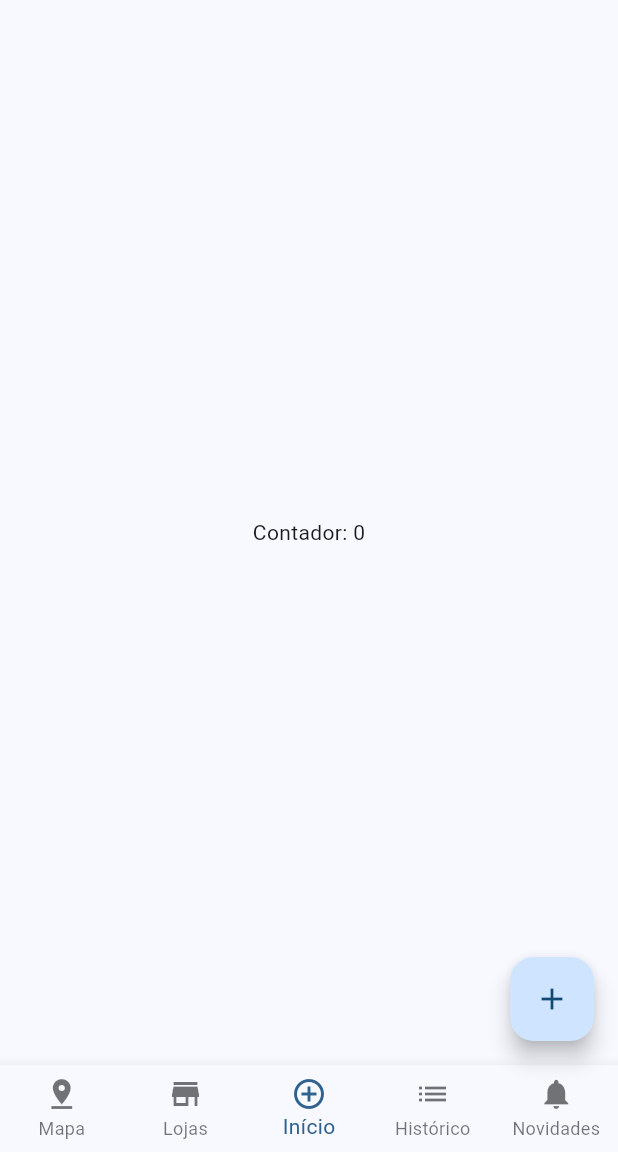
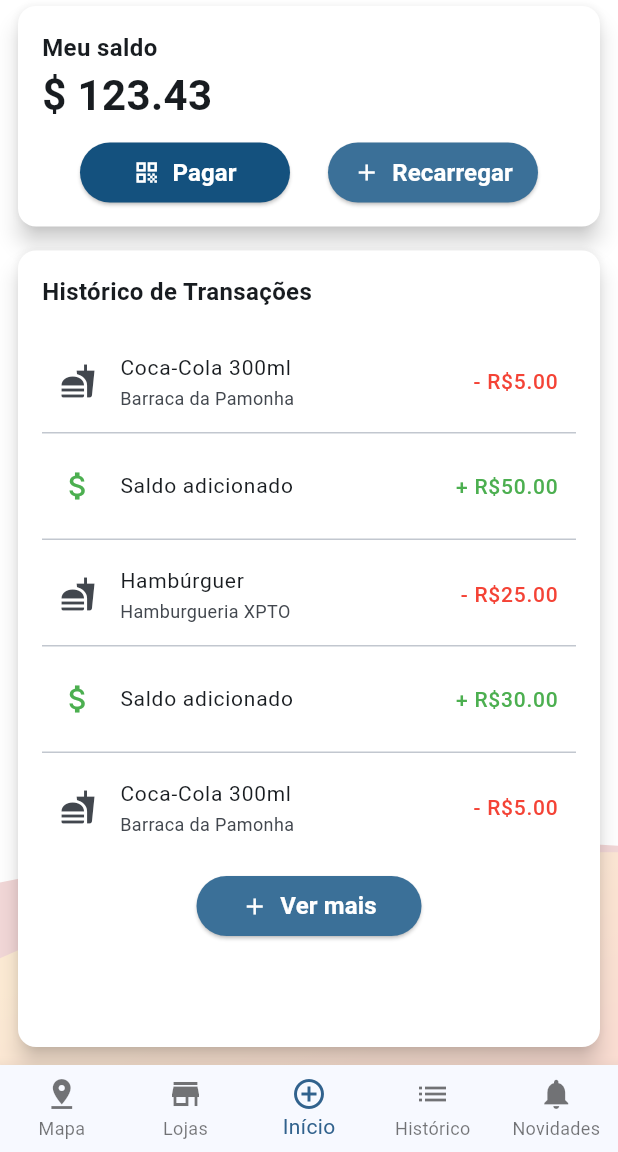
Before and after one commit to Grupo-3-5-Semestre-ADS/ParkWallet-mobile, a Flutter app: the HomePage screen opened by its route, on a phone screen of 412 x 824 dp, the part 84-1236 px from its top. Run offline on Flutter 3.47's test engine with Material 3 defaults, Android fonts, the light colour scheme and no system bars; our stand-ins replace flutter_secure_storage, flutter_svg, get; accounts and stored records are empty.

Commit message:
:rocket: adicionado widgets principais da tela de inicio

```diff
--- /dev/null
+++ b/lib/constants/input_formatters/currency_input_formatter.dart
@@ -0,0 +1,34 @@
+import 'package:flutter/services.dart';
+import 'package:intl/intl.dart';
+
+class CurrencyInputFormatter extends TextInputFormatter {
+  final NumberFormat formatter = NumberFormat.currency(
+    locale: 'pt_BR',
+    symbol: '',
+    decimalDigits: 2,
+  );
+
+  @override
+  TextEditingValue formatEditUpdate(
+      TextEditingValue oldValue,
+      TextEditingValue newValue,
+      ) {
+    String newText = newValue.text.replaceAll(RegExp(r'[^0-9]'), '');
+
+    if (newText.isEmpty) {
+      return TextEditingValue(
+        text: '',
+        selection: TextSelection.collapsed(offset: 0),
+      );
+    }
+
+    double value = double.parse(newText) / 100;
+
+    String newFormatted = formatter.format(value).trim();
+
+    return TextEditingValue(
+      text: newFormatted,
+      selection: TextSelection.collapsed(offset: newFormatted.length),
+    );
+  }
+}
--- /dev/null
+++ b/lib/data/models/transaction.dart
@@ -0,0 +1,15 @@
+class Transaction {
+  final String name;
+  final String vendor;
+  final double price;
+  final String? image;
+  final String operation; // "purchase" ou "recharge"
+
+  Transaction({
+    required this.name,
+    required this.vendor,
+    required this.price,
+    required this.operation,
+    this.image,
+  });
+}
--- a/lib/global/app_translations.dart
+++ b/lib/global/app_translations.dart
@@ -38,6 +38,16 @@ class AppTranslations extends Translations {
       'home': 'Início',
       'history': 'Histórico',
       'news': 'Novidades',
+
+      'added_balance': 'Saldo adicionado',
+      'my_balance': 'Meu saldo',
+      'pay': 'Pagar',
+      'recharge': 'Recarregar',
+      'transaction_history': 'Histórico de Transações',
+      'see_more': 'Ver mais',
+      'insert_amount': 'Insira um valor',
+      'valid_amount_warning': 'Insira um valor válido.',
+      'oops': 'Oops',
     },
     'en_US': {
       'hello': 'Hello!',
@@ -74,6 +84,16 @@ class AppTranslations extends Translations {
       'home': 'Home',
       'history': 'History',
       'news': 'News',
+
+      'added_balance': 'Added Balance',
+      'my_balance': 'My Balance',
+      'pay': 'Pay',
+      'recharge': 'Recharge',
+      'transaction_history': 'Transaction History',
+      'see_more': 'See More',
+      'insert_amount': 'Enter an amount',
+      'valid_amount_warning': 'Please enter a valid amount.',
+      'oops': 'Oops',
     },
     'es_ES': {
       'hello': '¡Hola!',
@@ -110,6 +130,17 @@ class AppTranslations extends Translations {
       'home': 'Inicio',
       'history': 'Historial',
       'news': 'Novedades',
+
+      'added_balance': 'Saldo añadido',
+      'my_balance': 'Mi saldo',
+      'pay': 'Pagar',
+      'recharge': 'Recargar',
+      'transaction_history': 'Historial de transacciones',
+      'see_more': 'Ver más',
+      'insert_amount': 'Ingresa un valor',
+      'valid_amount_warning': 'Ingresa un valor válido.',
+      'oops': 'Uy',
+
     },
   };
 }
--- a/lib/pages/home/controllers/home_controller.dart
+++ /dev/null
@@ -1,11 +0,0 @@
-import "package:get/get.dart";
-import "package:park_wallet/services/auth_service.dart";
-
-class HomeController extends GetxController {
-  var count = 0.obs;
-  AuthService as = AuthService();
-
-  void increment() {
-        as.logout();
-  }
-}
--- /dev/null
+++ b/lib/pages/home/controllers/home_credit_controller.dart
@@ -0,0 +1,38 @@
+import 'package:flutter/material.dart';
+import 'package:get/get.dart';
+
+class HomeCreditController extends GetxController {
+  // Saldo inicial fictício
+  final TextEditingController valueController = TextEditingController();
+
+  var balance = 123.43.obs;
+
+  // Simula um pagamento (deduz saldo)
+  void pay() {
+    if (balance.value >= 10) {
+      balance.value -= 10;
+    }
+  }
+
+  // Simula uma recarga (adiciona saldo)
+  void rechargeWithValue(double amount) {
+    if (amount > 0) {
+      balance.value += amount;
+    }
+  }
+  void handleRecharge(BuildContext context) {
+    final rawText = valueController.text.trim();
+    final normalized = rawText.replaceAll('.', '').replaceAll(',', '.');
+
+    final value = double.tryParse(normalized);
+    valueController.text = "";
+
+    if (value != null && value > 0) {
+      rechargeWithValue(value);
+      Navigator.of(context).pop(); // Fecha o diálogo apenas
+    } else {
+      Get.snackbar("oops".tr, "valid_amount_warning".tr);
+    }
+  }
+
+}
--- /dev/null
+++ b/lib/pages/home/controllers/home_history_controller.dart
@@ -0,0 +1,27 @@
+import 'package:get/get.dart';
+import 'package:park_wallet/data/models/transaction.dart';
+
+class HomeHistoryController extends GetxController {
+  var transactions = <Transaction>[
+    Transaction(name: "Coca-Cola 300ml", vendor: "Barraca da Pamonha", price: 5.00, operation: "purchase"),
+    Transaction(name: "Recarregou", vendor: "Sistema", price: 50.00, operation: "recharge"),
+    Transaction(name: "Hambúrguer", vendor: "Hamburgueria XPTO", price: 25.00, operation: "purchase"),
+    Transaction(name: "Recarregou", vendor: "Sistema", price: 30.00, operation: "recharge"),
+    Transaction(name: "Coca-Cola 300ml", vendor: "Barraca da Pamonha", price: 5.00, operation: "purchase"),
+    Transaction(name: "Recarregou", vendor: "Sistema", price: 50.00, operation: "recharge"),
+    Transaction(name: "Hambúrguer", vendor: "Hamburgueria XPTO", price: 25.00, operation: "purchase"),
+    Transaction(name: "Recarregou", vendor: "Sistema", price: 30.00, operation: "recharge"),
+    Transaction(name: "Coca-Cola 300ml", vendor: "Barraca da Pamonha", price: 5.00, operation: "purchase"),
+    Transaction(name: "Recarregou", vendor: "Sistema", price: 50.00, operation: "recharge"),
+    Transaction(name: "Hambúrguer", vendor: "Hamburgueria XPTO", price: 25.00, operation: "purchase"),
+    Transaction(name: "Recarregou", vendor: "Sistema", price: 30.00, operation: "recharge"),
+  ].obs;
+
+  void addTransaction(String name, String vendor, double price, String operation, {String? image}) {
+    transactions.insert(0, Transaction(name: name, vendor: vendor, price: price, operation: operation, image: image));
+  }
+
+  void seeMore() {
+    // TODO: Implementar funcionalidade de ver mais
+  }
+}
--- a/lib/pages/home/home_binding.dart
+++ b/lib/pages/home/home_binding.dart
@@ -1,9 +1,11 @@
 import 'package:get/get.dart';
-import 'package:park_wallet/pages/home/controllers/home_controller.dart';
+import 'package:park_wallet/pages/home/controllers/home_credit_controller.dart';
+import 'package:park_wallet/pages/home/controllers/home_history_controller.dart';
 
 class HomeBinding extends Bindings {
   @override
   void dependencies() {
-    Get.lazyPut<HomeController>(() => HomeController());
+    Get.lazyPut<HomeCreditController>(() => HomeCreditController());
+    Get.lazyPut<HomeHistoryController>(() => HomeHistoryController());
   }
 }
--- a/lib/pages/home/home_page.dart
+++ b/lib/pages/home/home_page.dart
@@ -1,29 +1,51 @@
 import 'package:flutter/material.dart';
+import 'package:flutter_svg/flutter_svg.dart';
 import 'package:get/get.dart';
-import 'package:park_wallet/pages/home/controllers/home_controller.dart';
+import 'package:park_wallet/constants/app_colors.dart';
+import 'package:park_wallet/pages/home/controllers/home_credit_controller.dart';
+import 'package:park_wallet/pages/home/controllers/home_history_controller.dart';
+import 'package:park_wallet/pages/home/widgets/credit_card.dart';
+import 'package:park_wallet/pages/home/widgets/history_card.dart';
 import 'package:park_wallet/pages/widgets/common_app_bar.dart';
 import 'package:park_wallet/pages/widgets/common_bottom_navigation_bar.dart';
 import 'package:park_wallet/pages/widgets/common_drawer.dart';
+import 'package:park_wallet/pages/widgets/wave_background.dart';
 
 class HomePage extends StatelessWidget {
   const HomePage({super.key});
 
   @override
   Widget build(BuildContext context) {
-    final HomeController controller = Get.find<HomeController>(); //
-
     return Scaffold(
       appBar: CommonAppBar(),
       drawer: CommonDrawer(),
-      body: Center(
-        child: Obx(() => Text("Contador: ${controller.count}")),
-      ),
-      floatingActionButton: FloatingActionButton(
-        onPressed: controller.increment,
-        child: const Icon(Icons.add),
-      ),
-      bottomNavigationBar: CommonBottomNavigationBar(currentRoute: "/home",),
+      body: _body(context),
+      bottomNavigationBar: CommonBottomNavigationBar(currentRoute: "/home"),
     );
+  }
 
+  Widget _body(BuildContext context) {
+    return Stack(
+      children: [
+        WaveBackground(opaque: true),
+        Column(
+          children: [
+            Padding(
+                padding: const EdgeInsets.symmetric(horizontal: 8),
+
+                child: CreditCard(creditCtrl: Get.find<HomeCreditController>())
+
+            ),
+            Expanded(
+              child: Padding(
+                padding: const EdgeInsets.symmetric(horizontal: 8, vertical: 8),
+                child: HistoryCard(historyController: Get.find<HomeHistoryController>()),
+              ),
+            ),
+          ],
+        ),
+      ],
+    );
   }
+
 }
--- /dev/null
+++ b/lib/pages/home/widgets/added_balance_tile.dart
@@ -0,0 +1,32 @@
+import 'package:flutter/material.dart';
+import 'package:get/get.dart';
+import 'package:park_wallet/data/models/transaction.dart';
+
+class AddedBalanceTile extends StatelessWidget {
+  final Transaction item;
+
+  const AddedBalanceTile({super.key, required this.item});
+
+  @override
+  Widget build(BuildContext context) {
+    return SizedBox(
+      height: 70,
+      child: Center(
+        child: ListTile(
+          contentPadding: const EdgeInsets.symmetric(horizontal: 12, vertical: 0),
+          leading: const Icon(Icons.attach_money, color: Colors.green),
+          title: Text(
+            "added_balance".tr,
+            overflow: TextOverflow.ellipsis,
+            maxLines: 1,
+            style: const TextStyle(fontSize: 14),
+          ),
+          trailing: Text(
+            "+ R\$${item.price.toStringAsFixed(2)}",
+            style: const TextStyle(color: Colors.green, fontSize: 14),
+          ),
+        ),
+      ),
+    );
+  }
+}
--- /dev/null
+++ b/lib/pages/home/widgets/credit_card.dart
@@ -0,0 +1,111 @@
+import 'package:flutter/material.dart';
+import 'package:flutter/services.dart';
+import 'package:get/get.dart';
+import 'package:park_wallet/constants/app_colors.dart';
+import 'package:park_wallet/constants/input_formatters/currency_input_formatter.dart';
+import 'package:park_wallet/pages/home/controllers/home_credit_controller.dart';
+import 'package:park_wallet/pages/widgets/app_button.dart';
+
+class CreditCard extends StatelessWidget {
+  final HomeCreditController creditCtrl;
+
+  const CreditCard({
+    super.key,
+    required this.creditCtrl,
+  });
+
+  void _showRechargeDialog(BuildContext context) {
+    showDialog(
+      context: context,
+      builder: (_) => AlertDialog(
+        title: Text("recharge".tr),
+        content: TextField(
+        controller: creditCtrl.valueController,
+        keyboardType: TextInputType.number,
+        inputFormatters: [CurrencyInputFormatter()],
+        decoration: const InputDecoration(
+          hintText: "R\$ 0,00",
+          border: OutlineInputBorder(),
+        ),
+      ),
+
+
+      actions: [
+          Row(
+            children: [
+              Expanded(
+                child: AppButton(
+                  label: "cancel".tr,
+                  onPressed: () {
+                    Navigator.of(context).pop();
+                    creditCtrl.valueController.text = "";
+                  },
+                  backgroundColor: Colors.grey.shade300,
+                  textColor: Colors.black,
+                  height: 40,
+                ),
+              ),
+              const SizedBox(width: 10),
+              Expanded(
+                child: AppButton(
+                  backgroundColor: AppColors.sapphire,
+                  label: "recharge".tr,
+                  onPressed: () => creditCtrl.handleRecharge(context),
+                  height: 40,
+                ),
+              ),
+            ],
+          )
+        ],
+      ),
+    );
+  }
+
+
+  @override
+  Widget build(BuildContext context) {
+    return Card(
+      color: AppColors.white,
+      elevation: 6,
+      shadowColor: Colors.black87,
+      shape: RoundedRectangleBorder(borderRadius: BorderRadius.circular(12)),
+      child: Padding(
+        padding: const EdgeInsets.all(16),
+        child: Column(
+          crossAxisAlignment: CrossAxisAlignment.start,
+          children: [
+            Text(
+              "my_balance".tr,
+              style: const TextStyle(fontSize: 16, fontWeight: FontWeight.bold),
+            ),
+            Obx(() => Text(
+              "\$ ${creditCtrl.balance.toStringAsFixed(2)}",
+              style: const TextStyle(fontSize: 28, fontWeight: FontWeight.bold),
+            )),
+            const SizedBox(height: 12),
+            Row(
+              mainAxisAlignment: MainAxisAlignment.spaceEvenly,
+              children: [
+                AppButton(
+                  label: "pay".tr,
+                  onPressed: creditCtrl.pay,
+                  icon: Icons.qr_code,
+                  iconPosition: IconPosition.start,
+                  width: 140,
+                ),
+                AppButton(
+                  label: "recharge".tr,
+                  backgroundColor: AppColors.muted_blue,
+                  onPressed: () => _showRechargeDialog(context),
+                  icon: Icons.add,
+                  iconPosition: IconPosition.start,
+                  width: 140,
+                ),
+              ],
+            ),
+          ],
+        ),
+      ),
+    );
+  }
+}
--- /dev/null
+++ b/lib/pages/home/widgets/history_card.dart
@@ -0,0 +1,84 @@
+import 'package:flutter/material.dart';
+import 'package:get/get.dart';
+import 'package:park_wallet/constants/app_colors.dart';
+import 'package:park_wallet/pages/home/controllers/home_history_controller.dart';
+import 'package:park_wallet/pages/widgets/app_button.dart';
+import 'purchase_item_tile.dart';
+import 'added_balance_tile.dart';
+
+class HistoryCard extends StatelessWidget {
+  final HomeHistoryController historyController;
+
+  const HistoryCard({
+    super.key,
+    required this.historyController,
+  });
+
+  @override
+  Widget build(BuildContext context) {
+    return Card(
+      color: AppColors.white,
+      shadowColor: Colors.black87,
+      elevation: 6,
+      shape: RoundedRectangleBorder(borderRadius: BorderRadius.circular(12)),
+      child: Padding(
+        padding: const EdgeInsets.all(16),
+        child: LayoutBuilder(
+          builder: (context, constraints) {
+            // Estimativa de altura por item (ListTile ~ 64px + divider)
+            const itemHeight = 70.0;
+
+            // Altura ocupada pelo título e botão
+            const headerAndButtonHeight = 50.0 + 12.0 + 12.0 + 40.0; // Título, espaçamentos e botão
+
+            final availableHeight = constraints.maxHeight - headerAndButtonHeight;
+            final maxItems = availableHeight ~/ itemHeight;
+
+            return Column(
+              crossAxisAlignment: CrossAxisAlignment.start,
+              children: [
+                 Text(
+                  "transaction_history".tr,
+                  style: TextStyle(fontSize: 16, fontWeight: FontWeight.bold),
+                ),
+                const SizedBox(height: 12),
+                Obx(() {
+                  final transactions = historyController.transactions;
+                  final visibleItems = transactions.take(maxItems).toList();
+
+                  return ListView.separated(
+                    itemCount: visibleItems.length,
+                    shrinkWrap: true,
+                    physics: const NeverScrollableScrollPhysics(),
+                    separatorBuilder: (_, __) => const Divider(height: 1),
+                    itemBuilder: (_, index) {
+                      final item = visibleItems[index];
+                      if (item.operation == "purchase") {
+                        return PurchaseItemTile(item: item);
+                      } else if (item.operation == "recharge") {
+                        return AddedBalanceTile(item: item);
+                      }
+                      return const SizedBox.shrink();
+                    },
+                  );
+                }),
+                const SizedBox(height: 12),
+                Align(
+                  alignment: Alignment.center,
+                  child: AppButton(
+                    label: "see_more".tr,
+                    backgroundColor: AppColors.muted_blue,
+                    onPressed: historyController.seeMore,
+                    icon: Icons.add,
+                    iconPosition: IconPosition.start,
+                    width: 150,
+                  ),
+                ),
+              ],
+            );
+          },
+        ),
+      ),
+    );
+  }
+}
--- /dev/null
+++ b/lib/pages/home/widgets/purchase_item_tile.dart
@@ -0,0 +1,39 @@
+import 'package:flutter/material.dart';
+import 'package:park_wallet/data/models/transaction.dart';
+
+class PurchaseItemTile extends StatelessWidget {
+  final Transaction item;
+
+  const PurchaseItemTile({super.key, required this.item});
+
+  @override
+  Widget build(BuildContext context) {
+    return SizedBox(
+      height: 70,
+      child: Center(
+        child: ListTile(
+          contentPadding: const EdgeInsets.symmetric(horizontal: 12),
+          leading: item.image != null
+              ? Image.asset(item.image!, width: 40, height: 40)
+              : const Icon(Icons.fastfood),
+          title: Text(
+            item.name,
+            overflow: TextOverflow.ellipsis,
+            maxLines: 1,
+            style: const TextStyle(fontSize: 14),
+          ),
+          subtitle: Text(
+            item.vendor,
+            overflow: TextOverflow.ellipsis,
+            maxLines: 1,
+            style: const TextStyle(fontSize: 12),
+          ),
+          trailing: Text(
+            "- R\$${item.price.toStringAsFixed(2)}",
+            style: const TextStyle(color: Colors.red, fontSize: 14),
+          ),
+        ),
+      ),
+    );
+  }
+}
--- a/lib/pages/login/login_page.dart
+++ b/lib/pages/login/login_page.dart
@@ -6,6 +6,7 @@ import 'package:park_wallet/global/language_controller.dart';
 import 'package:park_wallet/pages/login/controllers/login_controller.dart';
 import 'package:park_wallet/pages/widgets/app_button.dart';
 import 'package:park_wallet/pages/widgets/language_selector_button.dart';
+import 'package:park_wallet/pages/widgets/wave_background.dart';
 
 class LoginPage extends StatelessWidget {
   const LoginPage({super.key});
@@ -13,31 +14,10 @@ class LoginPage extends StatelessWidget {
   @override
   Widget build(BuildContext context) {
     final _loginCtrl = Get.find<LoginController>();
-    final _languageCtrl = Get.find<LanguageController>();
 
     return Stack(
       children: [
-        Container(color: AppColors.white),
-
-        // SVG waves no fundo
-        Align(
-          alignment: Alignment.bottomCenter,
-          child: SizedBox(
-            height: 150,
-            width: double.infinity,
-            child: FittedBox(
-              fit: BoxFit.fill,
-              alignment: Alignment.bottomCenter,
-              child: SvgPicture.asset(
-                'assets/images/bottom_waves.svg',
-                width: MediaQuery.of(context).size.width,
-              ),
-            ),
-          ),
-        ),
-
-        // Botão de idioma no canto superior direito
-
+        WaveBackground(),
         // Formulário
         Scaffold(
           backgroundColor: Colors.transparent,
@@ -106,6 +86,7 @@ class LoginPage extends StatelessWidget {
                       onPressed: _loginCtrl.login,
                       backgroundColor: AppColors.sapphire,
                       textColor: Colors.white,
+                      width: 300,
                     ),
 
                     const SizedBox(height: 12),
@@ -115,6 +96,7 @@ class LoginPage extends StatelessWidget {
                       onPressed: _loginCtrl.register,
                       backgroundColor: AppColors.muted_blue,
                       textColor: Colors.white,
+                      width: 300,
                     ),
 
                     const SizedBox(height: 40),
--- a/lib/pages/register/register_page.dart
+++ b/lib/pages/register/register_page.dart
@@ -8,6 +8,7 @@ import 'package:park_wallet/pages/register/widgets/register_form_first_page.dart
 import 'package:park_wallet/pages/register/widgets/register_form_second_page.dart';
 import 'package:park_wallet/pages/widgets/app_button.dart';
 import 'package:park_wallet/pages/widgets/language_selector_button.dart';
+import 'package:park_wallet/pages/widgets/wave_background.dart';
 
 class RegisterPage extends GetView<RegisterController> {
   const RegisterPage({super.key});
@@ -16,22 +17,8 @@ class RegisterPage extends GetView<RegisterController> {
   Widget build(BuildContext context) {
     return Stack(
       children: [
-        Container(color: AppColors.white),
-        Align(
-          alignment: Alignment.bottomCenter,
-          child: SizedBox(
-            height: 150, // Altura máxima
-            width: double.infinity,
-            child: FittedBox(
-              fit: BoxFit.fill, // Estica na horizontal e vertical se necessário
-              alignment: Alignment.bottomCenter,
-              child: SvgPicture.asset(
-                'assets/images/bottom_waves.svg',
-                width: MediaQuery.of(context).size.width,
-              ),
-            ),
-          ),
-        ),
+        WaveBackground(),
+
         Scaffold(
           backgroundColor: Colors.transparent,
           body: Center(
--- a/lib/pages/widgets/app_button.dart
+++ b/lib/pages/widgets/app_button.dart
@@ -1,7 +1,6 @@
 import 'package:flutter/material.dart';
 
 enum IconPosition { start, end }
-
 class AppButton extends StatelessWidget {
   final String label;
   final VoidCallback onPressed;
@@ -9,7 +8,7 @@ class AppButton extends StatelessWidget {
   final Color textColor;
   final IconData? icon;
   final IconPosition iconPosition;
-  final double width;
+  final double? width; // Agora opcional
   final double height;
 
   const AppButton({
@@ -20,7 +19,7 @@ class AppButton extends StatelessWidget {
     this.textColor = Colors.white,
     this.icon,
     this.iconPosition = IconPosition.start,
-    this.width = 307,
+    this.width,
     this.height = 40,
   });
 
@@ -29,29 +28,29 @@ class AppButton extends StatelessWidget {
     final content = <Widget>[
       if (icon != null && iconPosition == IconPosition.start)
         Icon(icon, color: textColor, size: 18),
-      Text(
+      Flexible(
+        child: Text(
           label,
+          overflow: TextOverflow.ellipsis,
           style: TextStyle(
             fontSize: 16,
             color: textColor,
             fontWeight: FontWeight.w600,
           ),
         ),
+      ),
       if (icon != null && iconPosition == IconPosition.end)
         Icon(icon, color: textColor, size: 18),
     ];
 
-    return SizedBox(
-      width: width,
-      height: height,
-      child: ElevatedButton(
+    final button = ElevatedButton(
       onPressed: onPressed,
       style: ElevatedButton.styleFrom(
         backgroundColor: backgroundColor,
         shape: RoundedRectangleBorder(
           borderRadius: BorderRadius.circular(20),
         ),
-          padding: EdgeInsets.symmetric(horizontal: 16),
+        padding: const EdgeInsets.symmetric(horizontal: 12),
       ),
       child: Row(
         mainAxisAlignment: MainAxisAlignment.center,
@@ -63,7 +62,12 @@ class AppButton extends StatelessWidget {
         ))
             .toList(),
       ),
-      ),
+    );
+
+    return SizedBox(
+      width: width,
+      height: height,
+      child: button,
     );
   }
 }
--- /dev/null
+++ b/lib/pages/widgets/wave_background.dart
@@ -0,0 +1,40 @@
+import 'package:flutter/material.dart';
+import 'package:flutter_svg/flutter_svg.dart';
+import 'package:park_wallet/constants/app_colors.dart';
+
+class WaveBackground extends StatelessWidget {
+  final bool opaque;
+
+  const WaveBackground({super.key, this.opaque = false});
+
+  @override
+  Widget build(BuildContext context) {
+    return Stack(
+      children: [
+        // Fundo branco sólido
+        Container(color: AppColors.white),
+
+        // SVG no fundo
+        Align(
+          alignment: Alignment.bottomCenter,
+          child: SizedBox(
+            height: 150,
+            width: double.infinity,
+            child: FittedBox(
+              fit: BoxFit.fill,
+              alignment: Alignment.bottomCenter,
+              child: SvgPicture.asset(
+                'assets/images/bottom_waves.svg',
+                width: MediaQuery.of(context).size.width,
+              ),
+            ),
+          ),
+        ),
+
+        if (true) Container(
+          color: AppColors.white.withAlpha(opaque ? 200 : 0),
+        ),
+      ],
+    );
+  }
+}
--- a/pubspec.yaml
+++ b/pubspec.yaml
@@ -39,6 +39,7 @@ dependencies:
   flutter_secure_storage: ^9.2.4
   shared_preferences: ^2.5.3
   flutter_svg: ^2.0.17
+  intl: ^0.20.2
 
 dev_dependencies:
   flutter_test:
```
Also changed, not shown: lib/data/models/usuario.dart (added), pubspec.lock. Lines whose indentation alone changed are shown as unchanged.
